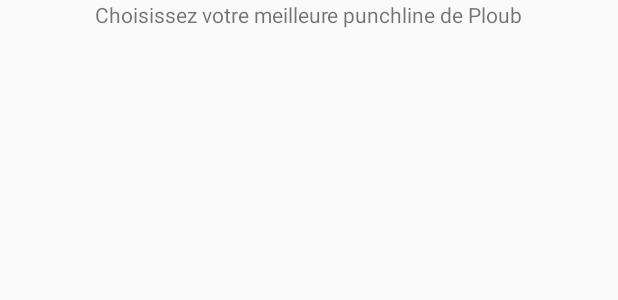
After one commit to benwayne182/ploubsoundbox, an Android app: the layout activity_sound_panel.xml on its own in the app's theme, with its tools: preview values and no code run, on a phone screen of 412 x 824 dp. The commit adds this screen. Shown: the top 300 px of the screen. Run offline under Robolectric (Android 15) with nearby library versions, the phone set to English and light mode, and no system bars.

Commit message:
Ajout deuxième activité

```diff
--- a/app/src/main/AndroidManifest.xml
+++ b/app/src/main/AndroidManifest.xml
@@ -16,6 +16,7 @@
                 <category android:name="android.intent.category.LAUNCHER" />
             </intent-filter>
         </activity>
+        <activity android:name=".SoundPanelActivity"></activity>
     </application>
 
 </manifest>
--- /dev/null
+++ b/app/src/main/res/layout/activity_sound_panel.xml
@@ -0,0 +1,17 @@
+<?xml version="1.0" encoding="utf-8"?>
+<android.support.constraint.ConstraintLayout xmlns:android="http://schemas.android.com/apk/res/android"
+    xmlns:app="http://schemas.android.com/apk/res-auto"
+    xmlns:tools="http://schemas.android.com/tools"
+    android:layout_width="match_parent"
+    android:layout_height="match_parent"
+    tools:context="com.fdp.benwayne.ploubsoundbox.SoundPanelActivity">
+
+    <TextView
+        android:id="@+id/textView"
+        android:layout_width="wrap_content"
+        android:layout_height="wrap_content"
+        android:text="@string/makeAChoice"
+        app:layout_constraintEnd_toEndOf="parent"
+        app:layout_constraintStart_toStartOf="parent"
+        app:layout_constraintTop_toTopOf="parent" />
+</android.support.constraint.ConstraintLayout>
--- a/app/src/main/res/values/strings.xml
+++ b/app/src/main/res/values/strings.xml
@@ -3,4 +3,5 @@
     <string name="welcomeMessage">Welcome to the Ploub Soundbox</string>
     <string name="startMessage">START</string>
     <string name="enterYourName">Enter your name</string>
+    <string name="makeAChoice">Choisissez votre meilleure punchline de Ploub</string>
 </resources>
```
Also changed, not shown: app/src/main/java/com/fdp/benwayne/ploubsoundbox/MainActivity.java (+5 -3 lines), app/src/main/java/com/fdp/benwayne/ploubsoundbox/SoundPanelActivity.java (added, +13 -0 lines).
